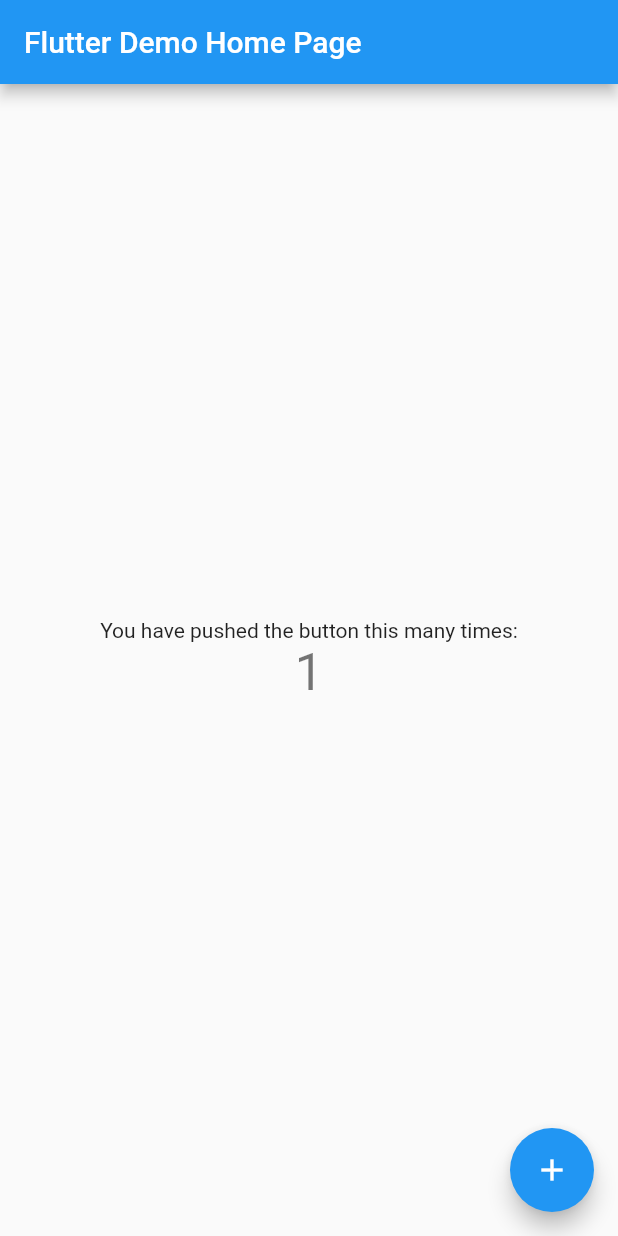
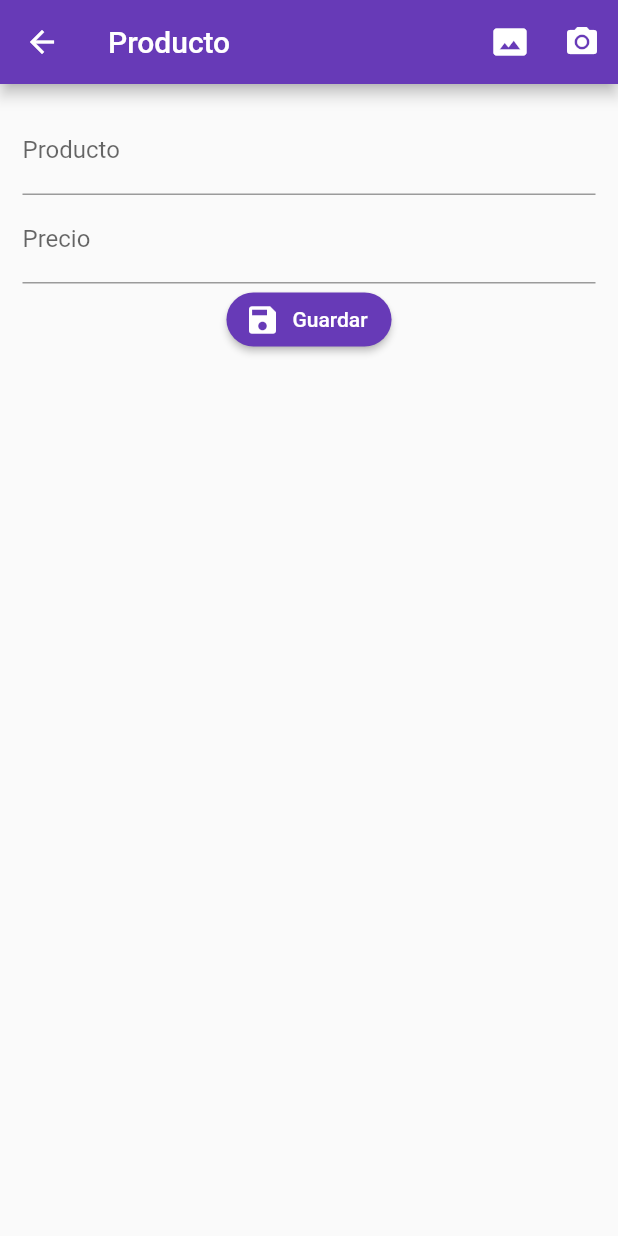
Before and after one commit to LuisNorberto1998/CRUD_hacia_servicios_REST, a Flutter app: the screen it shows after launch, after a tap on the "add" icon, on a phone screen of 412 x 824 dp. Run offline on Flutter 3.47's test engine with Material 2 defaults, Android fonts, the phone set to English and light mode, and no system bars; our stand-ins replace rxdart.

Commit message:
Validación de formularios - FormWidget

```diff
--- a/crud_servicios_rest/lib/main.dart
+++ b/crud_servicios_rest/lib/main.dart
@@ -1,117 +1,25 @@
 import 'package:flutter/material.dart';
+import 'package:formvalidation/src/blocs/provider.dart';
+import 'package:formvalidation/src/pages/home_page.dart';
+import 'package:formvalidation/src/pages/login_page.dart';
+import 'package:formvalidation/src/pages/producto_page.dart';
 
-void main() {
-  runApp(MyApp());
-}
+void main() => runApp(MyApp());
 
 class MyApp extends StatelessWidget {
-  // This widget is the root of your application.
   @override
   Widget build(BuildContext context) {
-    return MaterialApp(
-      title: 'Flutter Demo',
-      theme: ThemeData(
-        // This is the theme of your application.
-        //
-        // Try running your application with "flutter run". You'll see the
-        // application has a blue toolbar. Then, without quitting the app, try
-        // changing the primarySwatch below to Colors.green and then invoke
-        // "hot reload" (press "r" in the console where you ran "flutter run",
-        // or simply save your changes to "hot reload" in a Flutter IDE).
-        // Notice that the counter didn't reset back to zero; the application
-        // is not restarted.
-        primarySwatch: Colors.blue,
-        // This makes the visual density adapt to the platform that you run
-        // the app on. For desktop platforms, the controls will be smaller and
-        // closer together (more dense) than on mobile platforms.
-        visualDensity: VisualDensity.adaptivePlatformDensity,
-      ),
-      home: MyHomePage(title: 'Flutter Demo Home Page'),
-    );
+    return Provider(
+        child: MaterialApp(
+      debugShowCheckedModeBanner: false,
+      title: 'Material App',
+      initialRoute: 'home',
+      routes: {
+        'login': (BuildContext context) => LoginPage(),
+        'home': (BuildContext context) => HomePage(),
+        'producto': (BuildContext context) => ProductoPage(),
+      },
+      theme: ThemeData(primaryColor: Colors.deepPurple),
+    ));
   }
 }
-
-class MyHomePage extends StatefulWidget {
-  MyHomePage({Key key, this.title}) : super(key: key);
-
-  // This widget is the home page of your application. It is stateful, meaning
-  // that it has a State object (defined below) that contains fields that affect
-  // how it looks.
-
-  // This class is the configuration for the state. It holds the values (in this
-  // case the title) provided by the parent (in this case the App widget) and
-  // used by the build method of the State. Fields in a Widget subclass are
-  // always marked "final".
-
-  final String title;
-
-  @override
-  _MyHomePageState createState() => _MyHomePageState();
-}
-
-class _MyHomePageState extends State<MyHomePage> {
-  int _counter = 0;
-
-  void _incrementCounter() {
-    setState(() {
-      // This call to setState tells the Flutter framework that something has
-      // changed in this State, which causes it to rerun the build method below
-      // so that the display can reflect the updated values. If we changed
-      // _counter without calling setState(), then the build method would not be
-      // called again, and so nothing would appear to happen.
-      _counter++;
-    });
-  }
-
-  @override
-  Widget build(BuildContext context) {
-    // This method is rerun every time setState is called, for instance as done
-    // by the _incrementCounter method above.
-    //
-    // The Flutter framework has been optimized to make rerunning build methods
-    // fast, so that you can just rebuild anything that needs updating rather
-    // than having to individually change instances of widgets.
-    return Scaffold(
-      appBar: AppBar(
-        // Here we take the value from the MyHomePage object that was created by
-        // the App.build method, and use it to set our appbar title.
-        title: Text(widget.title),
-      ),
-      body: Center(
-        // Center is a layout widget. It takes a single child and positions it
-        // in the middle of the parent.
-        child: Column(
-          // Column is also a layout widget. It takes a list of children and
-          // arranges them vertically. By default, it sizes itself to fit its
-          // children horizontally, and tries to be as tall as its parent.
-          //
-          // Invoke "debug painting" (press "p" in the console, choose the
-          // "Toggle Debug Paint" action from the Flutter Inspector in Android
-          // Studio, or the "Toggle Debug Paint" command in Visual Studio Code)
-          // to see the wireframe for each widget.
-          //
-          // Column has various properties to control how it sizes itself and
-          // how it positions its children. Here we use mainAxisAlignment to
-          // center the children vertically; the main axis here is the vertical
-          // axis because Columns are vertical (the cross axis would be
-          // horizontal).
-          mainAxisAlignment: MainAxisAlignment.center,
-          children: <Widget>[
-            Text(
-              'You have pushed the button this many times:',
-            ),
-            Text(
-              '$_counter',
-              style: Theme.of(context).textTheme.headline4,
-            ),
-          ],
-        ),
-      ),
-      floatingActionButton: FloatingActionButton(
-        onPressed: _incrementCounter,
-        tooltip: 'Increment',
-        child: Icon(Icons.add),
-      ), // This trailing comma makes auto-formatting nicer for build methods.
-    );
-  }
-}
--- /dev/null
+++ b/crud_servicios_rest/lib/src/blocs/login_bloc.dart
@@ -0,0 +1,32 @@
+import 'dart:async';
+
+import 'package:rxdart/rxdart.dart';
+import 'package:formvalidation/src/blocs/validators.dart';
+
+class LoginBloc with Validators {
+  final _emailController = BehaviorSubject<String>();
+  final _passwordController = BehaviorSubject<String>();
+
+  //Recuperar los datos del Stream
+  Stream<String> get emailStream =>
+      _emailController.stream.transform(validarEmail);
+  Stream<String> get passwordStream =>
+      _passwordController.stream.transform(validarPassword);
+
+  Stream<bool> get formValidStream =>
+      CombineLatestStream.combine2(emailStream, passwordStream, (a, b) => true);
+
+  //Insertar valores al String
+  Function(String) get changeEmail => _emailController.sink.add;
+  Function(String) get changePassword => _passwordController.sink.add;
+
+  //Ultimo valor emitido
+  String get email => _emailController.value;
+  String get password => _passwordController.value;
+
+  // cerrar
+  dispose() {
+    _emailController?.close();
+    _passwordController?.close();
+  }
+}
--- /dev/null
+++ b/crud_servicios_rest/lib/src/blocs/provider.dart
@@ -0,0 +1,28 @@
+import 'package:flutter/material.dart';
+import 'package:formvalidation/src/blocs/login_bloc.dart';
+export 'package:formvalidation/src/blocs/login_bloc.dart';
+
+class Provider extends InheritedWidget {
+  static Provider _instancia;
+
+  // Determinar si necesita una nueva instancia
+  factory Provider({Key key, Widget child}) {
+    if (_instancia == null) {
+      _instancia = new Provider._internal(key: key, child: child);
+    }
+    return _instancia;
+  }
+
+  Provider._internal({Key key, Widget child}) : super(key: key, child: child);
+
+  final loginBloc = LoginBloc();
+
+  // Provider({Key key, Widget child}) : super(key: key, child: child);
+
+  @override
+  bool updateShouldNotify(InheritedWidget oldWidget) => true;
+
+  static LoginBloc of(BuildContext context) {
+    return context.dependOnInheritedWidgetOfExactType<Provider>().loginBloc;
+  }
+}
--- /dev/null
+++ b/crud_servicios_rest/lib/src/pages/home_page.dart
@@ -0,0 +1,24 @@
+import 'package:flutter/material.dart';
+import 'package:formvalidation/src/blocs/provider.dart';
+
+class HomePage extends StatelessWidget {
+  @override
+  Widget build(BuildContext context) {
+    final bloc = Provider.of(context);
+    return Scaffold(
+      appBar: AppBar(
+        title: Center(child: Text('Home Page')),
+      ),
+      body: Container(),
+      floatingActionButton: _crearBoton(context),
+    );
+  }
+
+  _crearBoton(BuildContext context) {
+    return FloatingActionButton(
+      onPressed: () => Navigator.pushNamed(context, 'producto'),
+      backgroundColor: Colors.deepPurple,
+      child: Icon(Icons.add),
+    );
+  }
+}
--- /dev/null
+++ b/crud_servicios_rest/lib/src/pages/producto_page.dart
@@ -0,0 +1,83 @@
+import 'package:flutter/material.dart';
+import 'package:formvalidation/src/utils/utils.dart' as utils;
+
+class ProductoPage extends StatefulWidget {
+
+  @override
+  _ProductoPageState createState() => _ProductoPageState();
+}
+
+class _ProductoPageState extends State<ProductoPage> {
+  final formKey = GlobalKey<FormState>();
+
+  @override
+  Widget build(BuildContext context) {
+    return Scaffold(
+      appBar: AppBar(
+        title: Text('Producto'),
+        actions: <Widget>[
+          IconButton(
+              icon: Icon(Icons.photo_size_select_actual), onPressed: () {}),
+          IconButton(icon: Icon(Icons.camera_alt), onPressed: () {}),
+        ],
+      ),
+      body: SingleChildScrollView(
+        child: Container(
+          padding: EdgeInsets.all(15.0),
+          child: Form(
+            key: formKey,
+              child: Column(
+            children: <Widget>[
+              _crearNombre(),
+              _crearPrecio(),
+              _crearBoton(),
+            ],
+          )),
+        ),
+      ),
+    );
+  }
+
+  Widget _crearNombre() {
+    return TextFormField(
+      textCapitalization: TextCapitalization.sentences,
+      decoration: InputDecoration(labelText: 'Producto'),
+      validator: (value) {
+        if (value.length < 3) {
+          return 'Ingrese el nombre del producto';
+        } else {
+          return null;
+        }
+      },
+    );
+  }
+
+  Widget _crearPrecio() {
+    return TextFormField(
+      keyboardType: TextInputType.numberWithOptions(decimal: true),
+      decoration: InputDecoration(labelText: 'Precio'),
+      validator: (value) {
+        if (utils.isNumeric(value)) {
+          return null;
+        } else {
+          return 'Solo números';
+        }
+      },
+    );
+  }
+
+  Widget _crearBoton() {
+    return RaisedButton.icon(
+      shape: RoundedRectangleBorder(borderRadius: BorderRadius.circular(20.0)),
+      color: Colors.deepPurple,
+      textColor: Colors.white,
+      label: Text('Guardar'),
+      icon: Icon(Icons.save),
+      onPressed: _submit,
+    );
+  }
+
+  void _submit(){
+    if (!formKey.currentState.validate()) return;
+  }
+}
--- a/crud_servicios_rest/pubspec.yaml
+++ b/crud_servicios_rest/pubspec.yaml
@@ -1,4 +1,4 @@
-name: crud_servicios_rest
+name: formvalidation
 description: A new Flutter project.
 
 # The following line prevents the package from being accidentally published to
@@ -28,6 +28,7 @@ dependencies:
   # The following adds the Cupertino Icons font to your application.
   # Use with the CupertinoIcons class for iOS style icons.
   cupertino_icons: ^0.1.3
+  rxdart: ^0.24.0
 
 dev_dependencies:
   flutter_test:
```
Also changed, not shown: crud_servicios_rest/lib/src/blocs/validators.dart (added, +24 -0 lines), crud_servicios_rest/lib/src/pages/login_page.dart (added, +201 -0 lines), crud_servicios_rest/lib/src/utils/utils.dart (added, +7 -0 lines), 11 other files.
